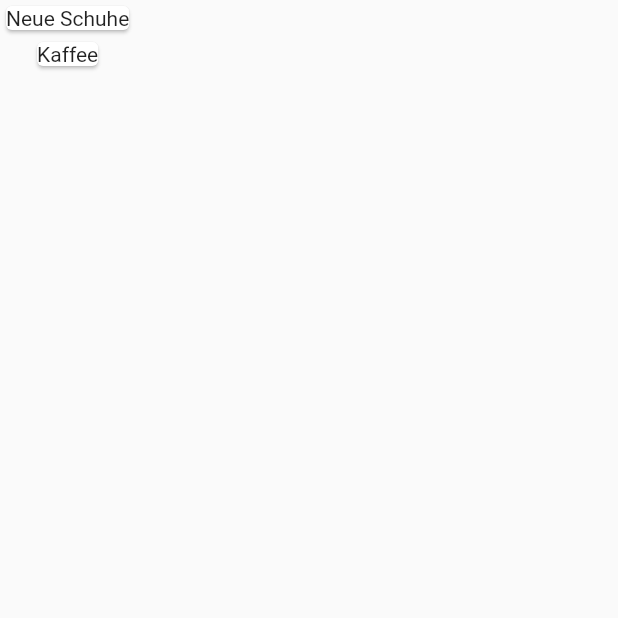
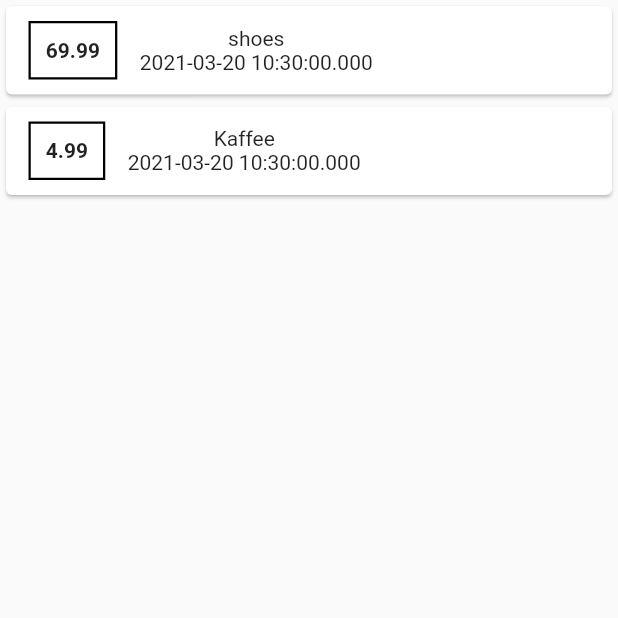
Before and after one commit to Flurix01/Flutter_Learning, a Flutter app: the screen it shows after launch, on a phone screen of 412 x 824 dp, the top half of it. Run offline on Flutter 3.47's test engine with Material 2 defaults, Android fonts, the phone set to English and light mode, and no system bars.

Commit message:
TExt Styling

```diff
--- a/lib/main.dart
+++ b/lib/main.dart
@@ -20,7 +20,7 @@ class MyHomePage extends StatelessWidget {
   final List<Transaction> transactions = [
     Transaction(
       id: "t1",
-      title: "Neue Schuhe",
+      title: "shoes",
       amount: 69.99,
       date: DateTime.now(),
     ),
@@ -38,7 +38,35 @@ class MyHomePage extends StatelessWidget {
       body: Column(
           children: transactions.map((tx) {
         return Card(
-          child: Text(tx.title),
+          child: Row(
+            children: <Widget>[
+              Container(
+                margin: EdgeInsets.symmetric(
+                  vertical: 10,
+                  horizontal: 15,
+                ),
+                decoration: BoxDecoration(
+                  border: Border.all(
+                    color: Colors.black,
+                    width: 1.5,
+                  ),
+                ),
+                padding: EdgeInsets.all(10),
+                child: Text(
+                  tx.amount.toString(),
+                  style: TextStyle(fontWeight: FontWeight.bold),
+                ),
+              ),
+              Column(
+                children: <Widget>[
+                  Text(tx.title),
+                  Text(
+                    tx.date.toString(),
+                  )
+                ],
+              )
+            ],
+          ),
         );
       }).toList()),
     );
```
